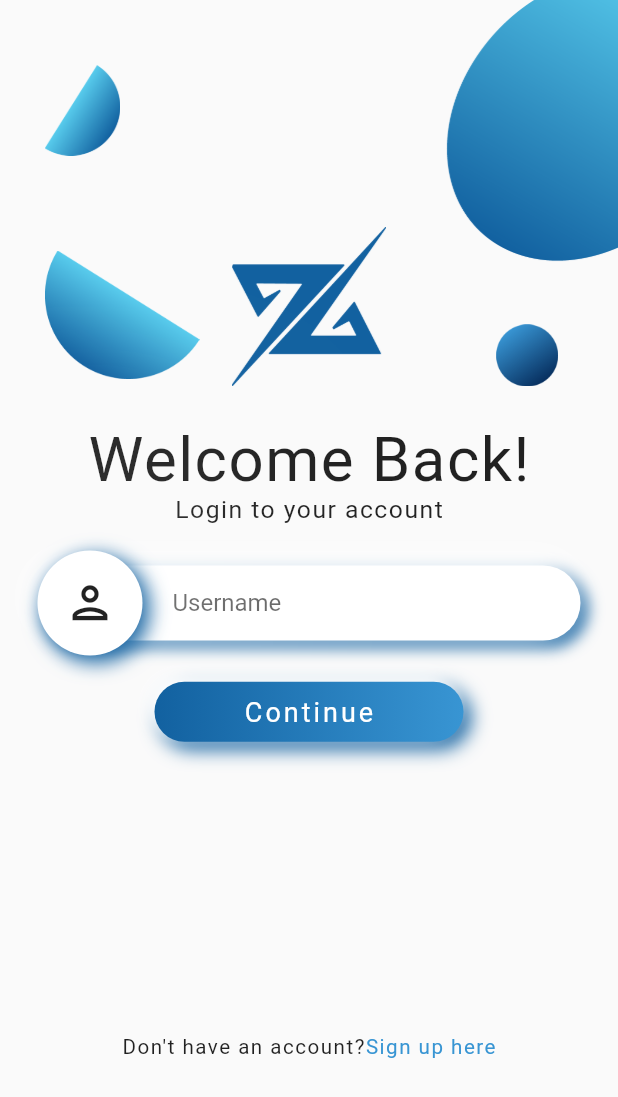
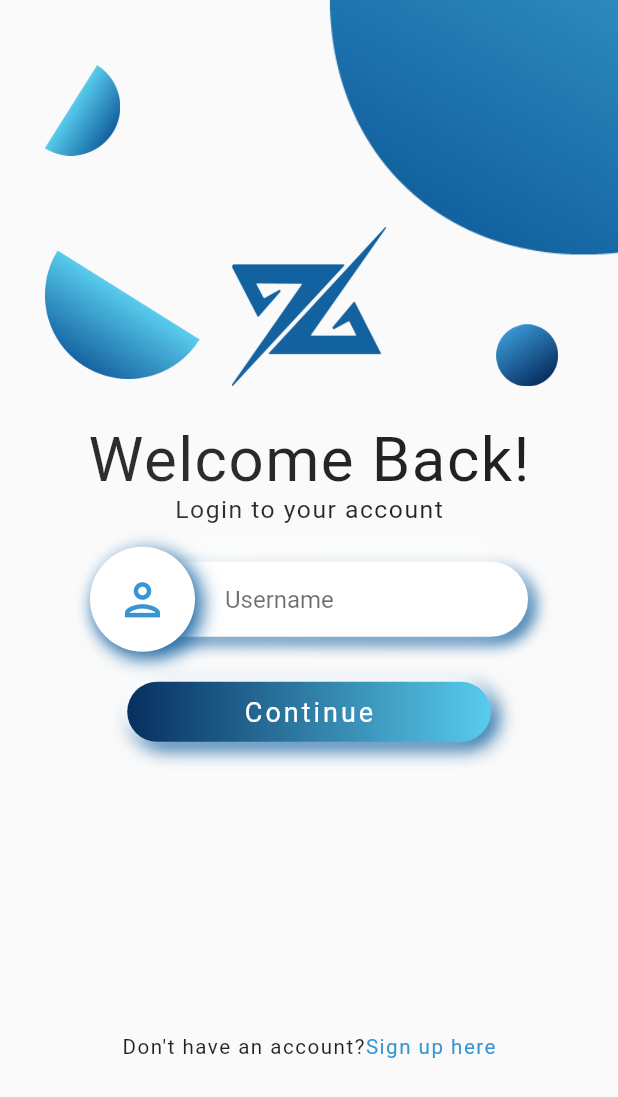
Before and after one commit to nerd-sourav/kidmoz, a Flutter app: the LoginScreen screen opened by its route, after a tap on "Don't have an account?", on a phone screen of 412 x 824 dp. Shown: the top 1097 px of the screen. Run offline on Flutter 3.47's test engine with Material 2 defaults, Android fonts, the light colour scheme and no system bars; our stand-ins replace percent_indicator.

Commit message:
shapes changed

```diff
--- a/lib/components/signupButtons.dart
+++ b/lib/components/signupButtons.dart
@@ -16,12 +16,12 @@ class SignUpButtons extends StatelessWidget {
       duration: Duration(milliseconds: 1),
       height: 40,
       margin: EdgeInsets.only(top: 5, bottom: 20),
-      width: size.width / 2,
+      width: size.width / 1.7,
       child: DecoratedBox(
         decoration: BoxDecoration(
             borderRadius: BorderRadius.circular(30.0),
             gradient: LinearGradient(
-              colors: [MyTheme.lightBlue, MyTheme.fadeBlue],
+              colors: [MyTheme.darkBlue, MyTheme.skyBlue],
             ),
             boxShadow: [
               BoxShadow(
--- a/lib/components/textField.dart
+++ b/lib/components/textField.dart
@@ -13,7 +13,7 @@ class CustomTextField extends StatelessWidget {
   @override
   Widget build(BuildContext context) {
     return Container(
-      padding: const EdgeInsets.only(top: 5, left: 5, right: 5),
+      padding: const EdgeInsets.only(top: 0, left: 5, right: 5),
       height: 100,
       child: Stack(
         alignment: AlignmentDirectional.centerStart,
@@ -21,7 +21,7 @@ class CustomTextField extends StatelessWidget {
           Container(
             height: 50,
             alignment: Alignment.centerLeft,
-            width: MediaQuery.of(context).size.width - 50,
+            width: MediaQuery.of(context).size.width - 120,
             decoration: BoxDecoration(
               color: Colors.white,
               borderRadius: BorderRadius.circular(30),
@@ -67,9 +67,12 @@ class CustomTextField extends StatelessWidget {
                         spreadRadius: 1.0),
                   ],
                 ),
-                child: Icon(
-                  iconString,
-                  size: 35,
+                child: Center(
+                  child: Icon(
+                    iconString,
+                    size: 35,
+                    color: MyTheme.fadeBlue,
+                  ),
                 )),
           ),
         ],
--- a/lib/main.dart
+++ b/lib/main.dart
@@ -15,7 +15,7 @@ class MyApp extends StatelessWidget {
     return MaterialApp(
       debugShowCheckedModeBanner: false,
       routes: {
-        '/': (context) => SignUpScreen(),
+        '/': (context) => LoginScreen(),
         MyRoutes.onboardingRoute: (context) => Onboarding(),
         MyRoutes.loginRoute: (context) => LoginScreen(),
         MyRoutes.homeRoute: (context) => SignUpScreen(),
--- a/lib/modals/constants.dart
+++ b/lib/modals/constants.dart
@@ -4,5 +4,5 @@ class MyTheme {
   static Color darkBlue = Color(0xff072F5F);
   static Color lightBlue = Color(0xff1261A0);
   static Color fadeBlue = Color(0xff3895D3);
-  static Color slyBlue = Color(0xff58CCED);
+  static Color skyBlue = Color(0xff58CCED);
 }
--- a/lib/pages/createAccount.dart
+++ b/lib/pages/createAccount.dart
@@ -33,10 +33,10 @@ class _CreateScreenState extends State<CreateScreen> {
                   alignment: Alignment.center,
                   children: [
                     Positioned(
-                      top: 0,
-                      right: 0,
+                      top: -230,
+                      right: -70,
                       child: Container(
-                        width: size.width / 2.3,
+                        width: size.width / 1,
                         child: Image.asset("assets/images/bigCircle.png"),
                       ),
                     ),
--- a/lib/pages/loginScreen.dart
+++ b/lib/pages/loginScreen.dart
@@ -33,23 +33,23 @@ class _LoginScreenState extends State<LoginScreen> {
                   alignment: Alignment.center,
                   children: [
                     Positioned(
-                      top: 0,
-                      right: 0,
+                      top: -230,
+                      right: -70,
                       child: Container(
-                        width: size.width / 2.3,
+                        width: size.width / 1,
                         child: Image.asset("assets/images/bigCircle.png"),
                       ),
                     ),
                     Positioned(
-                      top: 0,
-                      left: 0,
+                      top: -85,
+                      left: -85,
                       child: Container(
-                        width: size.width / 2.2,
+                        width: size.width / 1.5,
                         child: Stack(
                           children: [
                             Positioned(
-                              left: 30,
-                              top: 28,
+                              left: 110,
+                              top: 110,
                               child: Container(
                                   height: 50,
                                   width: 50,
@@ -63,7 +63,7 @@ class _LoginScreenState extends State<LoginScreen> {
                     ),
                     Positioned(
                       bottom: 5,
-                      left: 30,
+                      left: 22,
                       child: Container(
                         alignment: Alignment.center,
                         width: size.width / 4,
--- a/lib/pages/signupScreen.dart
+++ b/lib/pages/signupScreen.dart
@@ -30,10 +30,10 @@ class _SignUpScreenState extends State<SignUpScreen> {
                   alignment: Alignment.center,
                   children: [
                     Positioned(
-                      top: 0,
-                      right: 0,
+                      top: -230,
+                      right: -70,
                       child: Container(
-                        width: size.width / 2.3,
+                        width: size.width / 1,
                         child: Image.asset("assets/images/bigCircle.png"),
                       ),
                     ),
--- a/pubspec.yaml
+++ b/pubspec.yaml
@@ -64,6 +64,9 @@ flutter:
         - asset: assets/fonts/Roboto-Regular.ttf
         - asset: assets/fonts/Roboto-Regular.ttf
         - asset: assets/fonts/Roboto-Regular.ttf
+    - family: Poppins
+      fonts:
+        - asset: assets/fonts/Poppins-Regular.ttf
 
   # For details regarding fonts from package dependencies,
   # see https://flutter.dev/custom-fonts/#from-packages
```
Also changed, not shown: assets/fonts/Poppins-Regular.ttf (added).
